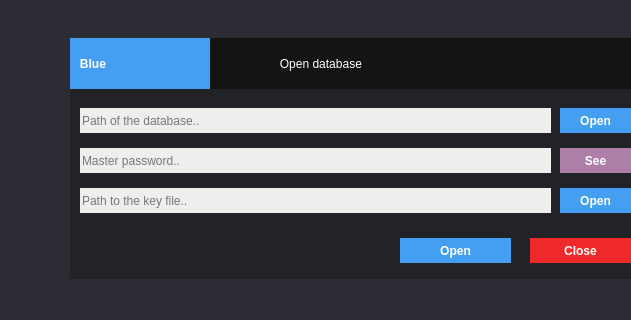
Above: Blue/MainwindowWidgets/databaseopener.ui from AmiditeX/Blue before the change; both pictures show x 180 to 811 and y 182 to 502 of the 1080 by 750 pixel window. Below: the same form after it.
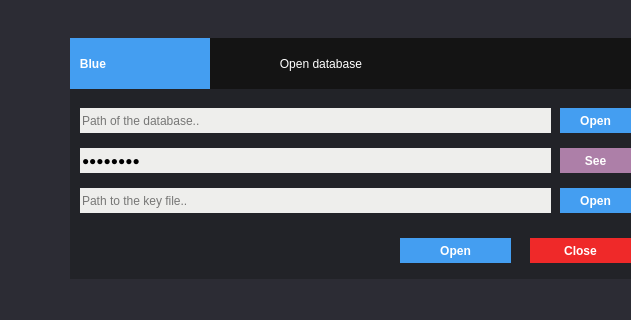
That is the form after the change.

The edit to the form file:
```diff
--- a/Blue/MainwindowWidgets/databaseopener.ui
+++ b/Blue/MainwindowWidgets/databaseopener.ui
@@ -129,7 +129,7 @@
 border-radius:0px</string>
    </property>
    <property name="text">
-    <string/>
+    <string>password</string>
    </property>
    <property name="maxLength">
     <number>10000</number>
```
